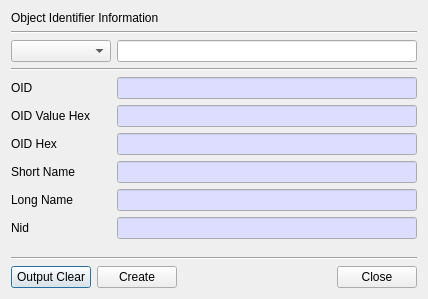
Above: BerEditor/oid_info_dlg.ui from jykim74/BerEditor before the change. Below: the same form after it.
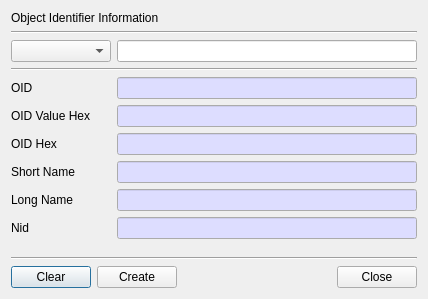
That is the form after the change.

```diff
--- a/BerEditor/oid_info_dlg.ui
+++ b/BerEditor/oid_info_dlg.ui
@@ -403,7 +403,7 @@
      <item>
       <widget class="QPushButton" name="mOutputClearBtn">
        <property name="text">
-        <string>Output Clear</string>
+        <string>Clear</string>
        </property>
       </widget>
      </item>
```
